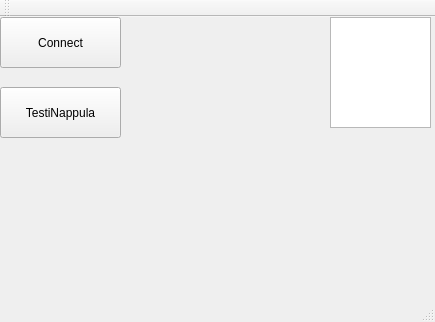
This is newRobotClient/mainwindow.ui in RissanenGit/RobotProject as Qt 5 draws it before an edit. The edited form follows.
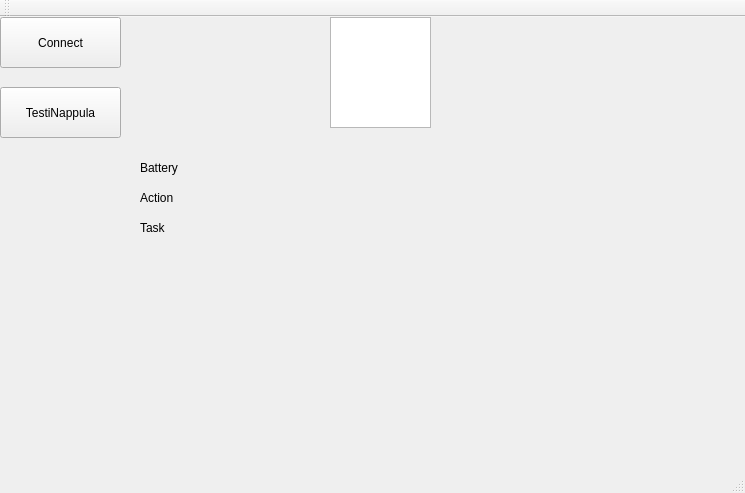
This is the edited form.

```diff
--- a/newRobotClient/mainwindow.ui
+++ b/newRobotClient/mainwindow.ui
@@ -6,8 +6,8 @@
    <rect>
     <x>0</x>
     <y>0</y>
-    <width>435</width>
-    <height>322</height>
+    <width>745</width>
+    <height>493</height>
    </rect>
   </property>
   <property name="windowTitle">
@@ -63,6 +63,84 @@
      <string>TestiNappula</string>
     </property>
    </widget>
+   <widget class="QLabel" name="label">
+    <property name="geometry">
+     <rect>
+      <x>140</x>
+      <y>140</y>
+      <width>61</width>
+      <height>21</height>
+     </rect>
+    </property>
+    <property name="text">
+     <string>Battery</string>
+    </property>
+   </widget>
+   <widget class="QLabel" name="label_2">
+    <property name="geometry">
+     <rect>
+      <x>140</x>
+      <y>170</y>
+      <width>61</width>
+      <height>21</height>
+     </rect>
+    </property>
+    <property name="text">
+     <string>Action</string>
+    </property>
+   </widget>
+   <widget class="QLabel" name="label_3">
+    <property name="geometry">
+     <rect>
+      <x>140</x>
+      <y>200</y>
+      <width>61</width>
+      <height>21</height>
+     </rect>
+    </property>
+    <property name="text">
+     <string>Task</string>
+    </property>
+   </widget>
+   <widget class="QLabel" name="batteryLabel">
+    <property name="geometry">
+     <rect>
+      <x>200</x>
+      <y>140</y>
+      <width>115</width>
+      <height>21</height>
+     </rect>
+    </property>
+    <property name="text">
+     <string/>
+    </property>
+   </widget>
+   <widget class="QLabel" name="actionLabel">
+    <property name="geometry">
+     <rect>
+      <x>200</x>
+      <y>170</y>
+      <width>115</width>
+      <height>21</height>
+     </rect>
+    </property>
+    <property name="text">
+     <string/>
+    </property>
+   </widget>
+   <widget class="QLabel" name="taskLabel">
+    <property name="geometry">
+     <rect>
+      <x>190</x>
+      <y>200</y>
+      <width>115</width>
+      <height>21</height>
+     </rect>
+    </property>
+    <property name="text">
+     <string/>
+    </property>
+   </widget>
   </widget>
   <widget class="QMenuBar" name="menuBar">
    <property name="geometry">
```
Left out of the diff: 2 changed lines with no effect on the pictures.
